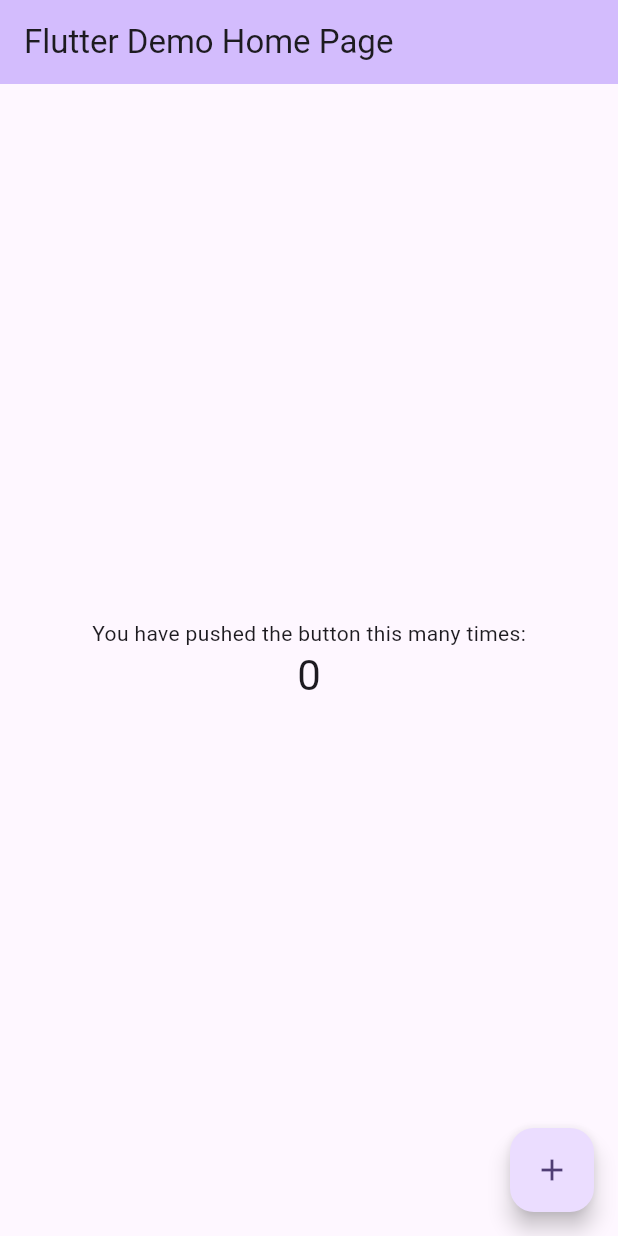
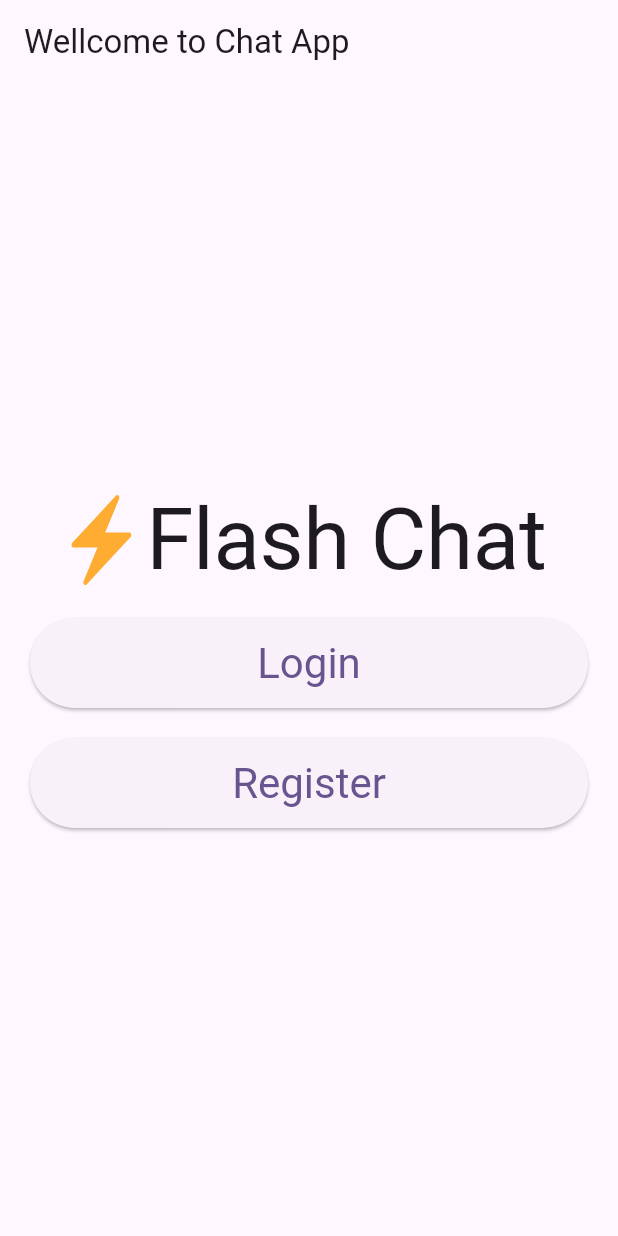
Before and after one commit to appitcompany312/kur15, a Flutter app: the screen it shows after launch, on a phone screen of 412 x 824 dp. Run offline on Flutter 3.47's test engine with Material 3 defaults, Android fonts, the phone set to English and light mode, and no system bars; drawn by our look-alikes of animated_text_kit; our stand-ins replace audioplayers, bloc, dio, equatable, flutter_bloc, flutter_svg and 2 more.

Commit message:
Wellcome view

```diff
--- a/chat_app/lib/app/app.dart
+++ b/chat_app/lib/app/app.dart
@@ -0,0 +1 @@
+export 'view/meta_app.dart';
--- /dev/null
+++ b/chat_app/lib/app/view/meta_app.dart
@@ -0,0 +1,18 @@
+import 'package:chat_app/wellcome/wellcome.dart';
+import 'package:flutter/material.dart';
+
+class MyApp extends StatelessWidget {
+  const MyApp({super.key});
+
+  @override
+  Widget build(BuildContext context) {
+    return MaterialApp(
+      title: 'Flutter Demo',
+      theme: ThemeData(
+        colorScheme: ColorScheme.fromSeed(seedColor: Colors.deepPurple),
+        useMaterial3: true,
+      ),
+      home: const WellComeView(),
+    );
+  }
+}
--- /dev/null
+++ b/chat_app/lib/components/animation/custom_wavy_animated_text.dart
@@ -0,0 +1,27 @@
+import 'package:animated_text_kit/animated_text_kit.dart';
+import 'package:flutter/material.dart';
+
+class CustomWavyAnimatedText extends StatelessWidget {
+  const CustomWavyAnimatedText({
+    required this.text,
+    super.key,
+  });
+
+  final String text;
+
+  @override
+  Widget build(BuildContext context) {
+    return DefaultTextStyle(
+      style: Theme.of(context).textTheme.displayLarge!,
+      child: AnimatedTextKit(
+        totalRepeatCount: 100,
+        animatedTexts: [
+          WavyAnimatedText(
+            text,
+            textStyle: Theme.of(context).textTheme.displayLarge,
+          ),
+        ],
+      ),
+    );
+  }
+}
--- /dev/null
+++ b/chat_app/lib/components/buttons/custom_elevated_button.dart
@@ -0,0 +1,24 @@
+import 'package:flutter/material.dart';
+
+class CustomElevatedButton extends StatelessWidget {
+  const CustomElevatedButton({
+    required this.text,
+    this.onPressed,
+    super.key,
+  });
+
+  final String text;
+  final void Function()? onPressed;
+
+  @override
+  Widget build(BuildContext context) {
+    return ElevatedButton(
+      style: ElevatedButton.styleFrom(
+        fixedSize: const Size(double.maxFinite, 60),
+        textStyle: Theme.of(context).textTheme.headlineMedium,
+      ),
+      onPressed: onPressed,
+      child: Text(text),
+    );
+  }
+}
--- a/chat_app/lib/components/components.dart
+++ b/chat_app/lib/components/components.dart
@@ -0,0 +1,2 @@
+export 'buttons/custom_elevated_button.dart';
+export 'animation/custom_wavy_animated_text.dart';
--- a/chat_app/lib/main.dart
+++ b/chat_app/lib/main.dart
@@ -1,69 +1,6 @@
+import 'package:chat_app/app/app.dart';
 import 'package:flutter/material.dart';
 
 void main() {
   runApp(const MyApp());
 }
-
-class MyApp extends StatelessWidget {
-  const MyApp({super.key});
-
-  @override
-  Widget build(BuildContext context) {
-    return MaterialApp(
-      title: 'Flutter Demo',
-      theme: ThemeData(
-        colorScheme: ColorScheme.fromSeed(seedColor: Colors.deepPurple),
-        useMaterial3: true,
-      ),
-      home: const MyHomePage(title: 'Flutter Demo Home Page'),
-    );
-  }
-}
-
-class MyHomePage extends StatefulWidget {
-  const MyHomePage({super.key, required this.title});
-
-  final String title;
-
-  @override
-  State<MyHomePage> createState() => _MyHomePageState();
-}
-
-class _MyHomePageState extends State<MyHomePage> {
-  int _counter = 0;
-
-  void _incrementCounter() {
-    setState(() {
-      _counter++;
-    });
-  }
-
-  @override
-  Widget build(BuildContext context) {
-    return Scaffold(
-      appBar: AppBar(
-        backgroundColor: Theme.of(context).colorScheme.inversePrimary,
-        title: Text(widget.title),
-      ),
-      body: Center(
-        child: Column(
-          mainAxisAlignment: MainAxisAlignment.center,
-          children: <Widget>[
-            const Text(
-              'You have pushed the button this many times:',
-            ),
-            Text(
-              '$_counter',
-              style: Theme.of(context).textTheme.headlineMedium,
-            ),
-          ],
-        ),
-      ),
-      floatingActionButton: FloatingActionButton(
-        onPressed: _incrementCounter,
-        tooltip: 'Increment',
-        child: const Icon(Icons.add),
-      ),
-    );
-  }
-}
--- /dev/null
+++ b/chat_app/lib/wellcome/view/well_come_view.dart
@@ -0,0 +1,42 @@
+import 'package:chat_app/components/components.dart';
+import 'package:flutter/material.dart';
+import 'package:flutter_svg/svg.dart';
+
+class WellComeView extends StatelessWidget {
+  const WellComeView({super.key});
+
+  @override
+  Widget build(BuildContext context) {
+    return Scaffold(
+      appBar: AppBar(
+        title: const Text('Wellcome to Chat App'),
+      ),
+      body: Padding(
+        padding: const EdgeInsets.symmetric(horizontal: 20),
+        child: Column(
+          mainAxisAlignment: MainAxisAlignment.center,
+          children: [
+            Row(
+              mainAxisAlignment: MainAxisAlignment.center,
+              children: [
+                SvgPicture.asset('assets/thunder.svg'),
+                const SizedBox(width: 10),
+                const CustomWavyAnimatedText(text: 'Flash Chat')
+              ],
+            ),
+            const SizedBox(height: 20),
+            CustomElevatedButton(
+              text: 'Login',
+              onPressed: () {},
+            ),
+            const SizedBox(height: 20),
+            CustomElevatedButton(
+              text: 'Register',
+              onPressed: () {},
+            ),
+          ],
+        ),
+      ),
+    );
+  }
+}
--- a/chat_app/lib/wellcome/wellcome.dart
+++ b/chat_app/lib/wellcome/wellcome.dart
@@ -0,0 +1 @@
+export 'view/well_come_view.dart';
```
Also changed, not shown: 1 other file.
